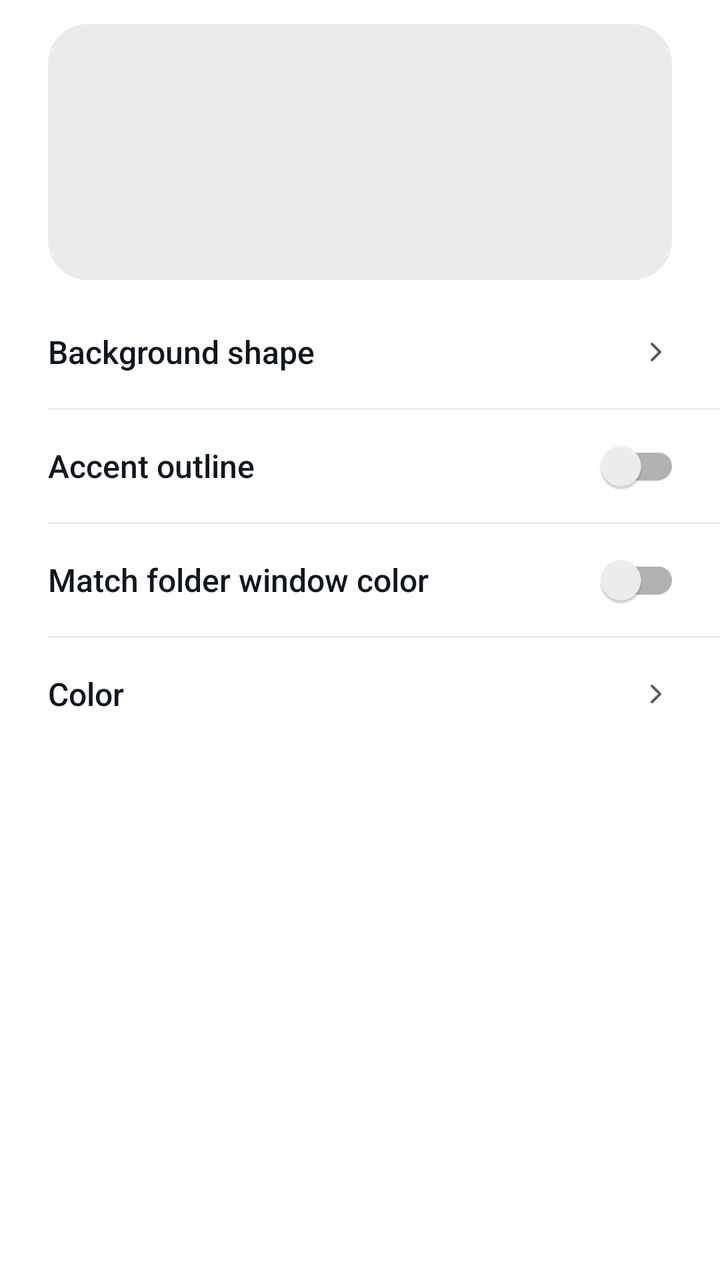
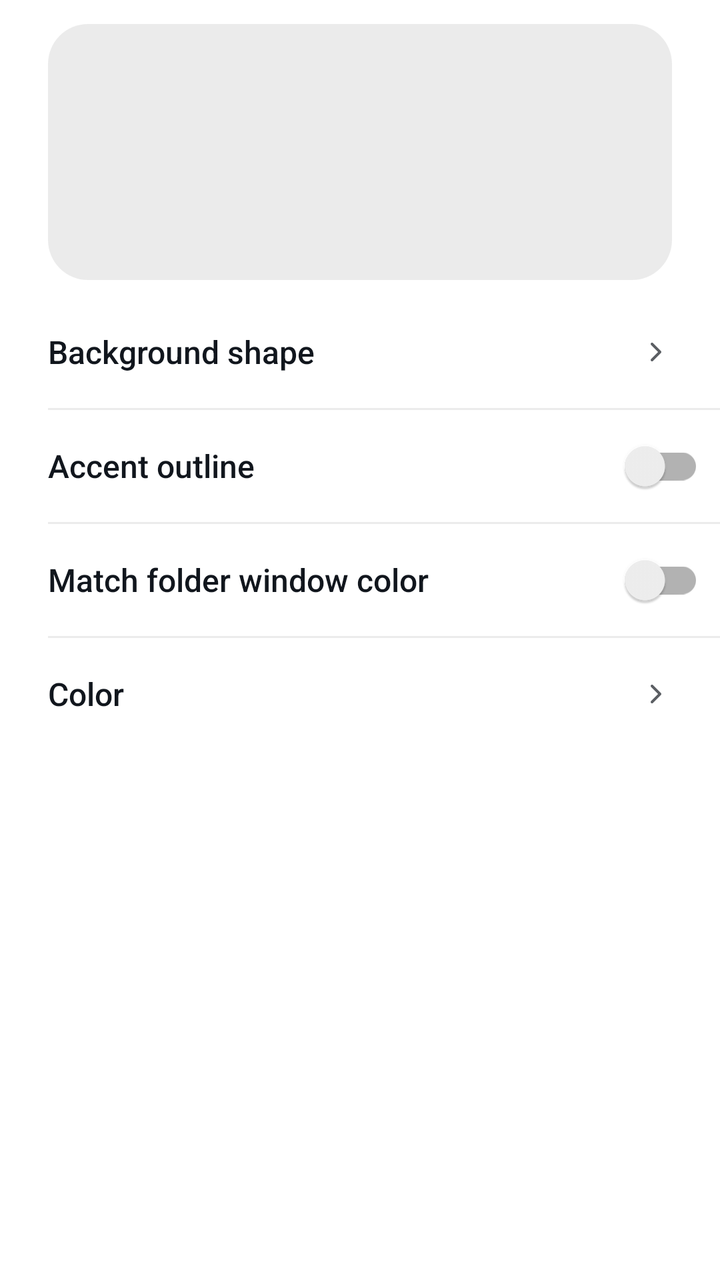

Compare the two renders of this Android layout. The source of the first and the diff that turns it into the second are given below.
<!-- AndroidManifest.xml: application theme Theme.Supernova -->
<!-- res/layout/dialog_folder_icon.xml -->
<?xml version="1.0" encoding="utf-8"?>
<LinearLayout xmlns:android="http://schemas.android.com/apk/res/android"
    xmlns:app="http://schemas.android.com/apk/res-auto"
    android:layout_width="match_parent"
    android:layout_height="wrap_content"
    android:orientation="vertical"
    android:paddingTop="@dimen/space_ms"
    android:paddingBottom="@dimen/space_xs">

    <FrameLayout
        android:layout_width="match_parent"
        android:layout_height="128dp"
        android:layout_marginHorizontal="@dimen/space_lg"
        android:layout_marginBottom="@dimen/space_sm"
        android:background="@drawable/bg_settings_preview">

        <ImageView
            android:id="@+id/folderIconPreview"
            android:layout_width="80dp"
            android:layout_height="80dp"
            android:layout_gravity="center"
            android:importantForAccessibility="no" />
    </FrameLayout>

    <LinearLayout
        android:id="@+id/shapeRow"
        android:layout_width="match_parent"
        android:layout_height="wrap_content"
        android:background="?attr/selectableItemBackground"
        android:gravity="center_vertical"
        android:minHeight="56dp"
        android:orientation="horizontal"
        android:paddingStart="@dimen/space_lg"
        android:paddingEnd="@dimen/space_sm">

        <TextView
            android:layout_width="0dp"
            android:layout_height="wrap_content"
            android:layout_weight="1"
            android:fontFamily="sans-serif-medium"
            android:text="@string/folder_icon_shape"
            android:textColor="@color/textPrimary"
            android:textSize="@dimen/text_body" />

        <TextView
            android:id="@+id/shapeValue"
            android:layout_width="wrap_content"
            android:layout_height="wrap_content"
            android:layout_marginStart="@dimen/space_md"
            android:ellipsize="end"
            android:maxWidth="140dp"
            android:maxLines="1"
            android:textColor="@color/textSecondary"
            android:textSize="@dimen/text_secondary" />

        <ImageView
            android:layout_width="48dp"
            android:layout_height="20dp"
            android:layout_marginStart="@dimen/space_sm"
            android:importantForAccessibility="no"
            android:paddingHorizontal="@dimen/space_md"
            android:src="@drawable/ic_settings_chevron"
            app:tint="@color/textSecondary" />
    </LinearLayout>

    <View
        android:layout_width="match_parent"
        android:layout_height="1dp"
        android:layout_marginStart="@dimen/space_lg"
        android:background="@color/settingsDivider" />

    <LinearLayout
        android:id="@+id/outlineRow"
        android:layout_width="match_parent"
        android:layout_height="wrap_content"
        android:background="?attr/selectableItemBackground"
        android:gravity="center_vertical"
        android:minHeight="56dp"
        android:orientation="horizontal"
        android:paddingStart="@dimen/space_lg"
        android:paddingEnd="@dimen/space_sm">

        <TextView
            android:layout_width="0dp"
            android:layout_height="wrap_content"
            android:layout_weight="1"
            android:fontFamily="sans-serif-medium"
            android:text="@string/folder_icon_outline"
            android:textColor="@color/textPrimary"
            android:textSize="@dimen/text_body" />

        <androidx.appcompat.widget.SwitchCompat
            android:id="@+id/outlineCheck"
            android:layout_width="wrap_content"
            android:layout_height="wrap_content"
            android:layout_marginStart="@dimen/space_md"
            android:layout_marginEnd="@dimen/space_ms"
            android:clickable="false"
            android:focusable="false" />
    </LinearLayout>

    <View
        android:layout_width="match_parent"
        android:layout_height="1dp"
        android:layout_marginStart="@dimen/space_lg"
        android:background="@color/settingsDivider" />

    <LinearLayout
        android:id="@+id/matchColorRow"
        android:layout_width="match_parent"
        android:layout_height="wrap_content"
        android:background="?attr/selectableItemBackground"
        android:gravity="center_vertical"
        android:minHeight="56dp"
        android:orientation="horizontal"
        android:paddingStart="@dimen/space_lg"
        android:paddingEnd="@dimen/space_sm">

        <TextView
            android:layout_width="0dp"
            android:layout_height="wrap_content"
            android:layout_weight="1"
            android:fontFamily="sans-serif-medium"
            android:text="@string/folder_match_window_color"
            android:textColor="@color/textPrimary"
            android:textSize="@dimen/text_body" />

        <androidx.appcompat.widget.SwitchCompat
            android:id="@+id/matchColorCheck"
            android:layout_width="wrap_content"
            android:layout_height="wrap_content"
            android:layout_marginStart="@dimen/space_md"
            android:layout_marginEnd="@dimen/space_ms"
            android:clickable="false"
            android:focusable="false" />
    </LinearLayout>

    
    <View
        android:id="@+id/colorDivider"
        android:layout_width="match_parent"
        android:layout_height="1dp"
        android:layout_marginStart="@dimen/space_lg"
        android:background="@color/settingsDivider" />

    <LinearLayout
        android:id="@+id/colorRow"
        android:layout_width="match_parent"
        android:layout_height="wrap_content"
        android:background="?attr/selectableItemBackground"
        android:gravity="center_vertical"
        android:minHeight="56dp"
        android:orientation="horizontal"
        android:paddingStart="@dimen/space_lg"
        android:paddingEnd="@dimen/space_sm">

        <TextView
            android:layout_width="0dp"
            android:layout_height="wrap_content"
            android:layout_weight="1"
            android:fontFamily="sans-serif-medium"
            android:text="@string/folder_plate_color"
            android:textColor="@color/textPrimary"
            android:textSize="@dimen/text_body" />

        <TextView
            android:id="@+id/colorValue"
            android:layout_width="wrap_content"
            android:layout_height="wrap_content"
            android:layout_marginStart="@dimen/space_md"
            android:ellipsize="end"
            android:maxWidth="140dp"
            android:maxLines="1"
            android:textColor="@color/textSecondary"
            android:textSize="@dimen/text_secondary" />

        <ImageView
            android:layout_width="48dp"
            android:layout_height="20dp"
            android:layout_marginStart="@dimen/space_sm"
            android:importantForAccessibility="no"
            android:paddingHorizontal="@dimen/space_md"
            android:src="@drawable/ic_settings_chevron"
            app:tint="@color/textSecondary" />
    </LinearLayout>

</LinearLayout>
<!-- resources referenced by this layout -->
<resources>
  <color name="settingsDivider">#14000000</color>
  <color name="textPrimary">#11161D</color>
  <color name="textSecondary">#B011161D</color>
  <dimen name="space_lg">24dp</dimen>
  <dimen name="space_md">16dp</dimen>
  <dimen name="space_ms">12dp</dimen>
  <dimen name="space_sm">8dp</dimen>
  <dimen name="space_xs">4dp</dimen>
  <dimen name="text_body">16sp</dimen>
  <dimen name="text_secondary">14sp</dimen>
  <!-- drawable bg_settings_preview (drawable) -->
  <?xml version="1.0" encoding="utf-8"?>
  <shape xmlns:android="http://schemas.android.com/apk/res/android" android:shape="rectangle">
      <corners android:radius="20dp" />
      <solid android:color="@color/settingsPillBg" />
  </shape>
  <string name="folder_icon_outline">Accent outline</string>
  <string name="folder_icon_shape">Background shape</string>
  <string name="folder_match_window_color">Match folder window color</string>
  <string name="folder_plate_color">Color</string>
  <color name="settingsPillBg">#14000000</color>
  <color name="accent">#2E89FF</color>
  <color name="rippleHighlight">#1A000000</color>
  <color name="accentBlueText">@color/accentBlue</color>
  <style name="Widget.Supernova.CheckBox" parent="Widget.MaterialComponents.CompoundButton.CheckBox">
          <item name="android:button">@drawable/checkbox_box</item>
          <item name="buttonCompat">@drawable/checkbox_box</item>
          <item name="buttonIcon">@null</item>
          <item name="buttonTint">@null</item>
          <item name="useMaterialThemeColors">false</item>
          <item name="android:textColor">@color/textPrimary</item>
      </style>
  <style name="Widget.Supernova.RadioButton" parent="Widget.MaterialComponents.CompoundButton.RadioButton">
          <item name="buttonTint">@color/selection_control_tint</item>
          <item name="android:textColor">@color/textPrimary</item>
      </style>
  <style name="Widget.Supernova.Switch" parent="Widget.MaterialComponents.CompoundButton.Switch">
          <item name="android:textColor">@color/textPrimary</item>
      </style>
  <color name="surface">#FFFFFF</color>
  <color name="onAccent">#FFFFFFFF</color>
  <color name="accentBlue">#2E89FF</color>
  <color name="raised">#FFFFFF</color>
  <style name="ShapeAppearanceOverlay.Supernova.Dialog" parent="">
          <item name="cornerFamily">rounded</item>
          <item name="cornerSize">28dp</item>
      </style>
  <style name="TextAppearance.Supernova.DialogTitle" parent="MaterialAlertDialog.MaterialComponents.Title.Text">
          <item name="android:textColor">@color/textPrimary</item>
          <item name="android:textSize">@dimen/text_headline</item>
          <item name="android:fontFamily">sans-serif-medium</item>
      </style>
  <style name="TextAppearance.Supernova.DialogBody" parent="MaterialAlertDialog.MaterialComponents.Body.Text">
          <item name="android:textColor">@color/textSecondary</item>
          <item name="android:textSize">@dimen/text_body</item>
          <item name="android:lineSpacingMultiplier">1.15</item>
      </style>
  <!-- drawable bg_dialog_window (drawable) -->
  <?xml version="1.0" encoding="utf-8"?>
  <inset xmlns:android="http://schemas.android.com/apk/res/android"
      android:insetLeft="24dp"
      android:insetRight="24dp"
      android:insetTop="16dp"
      android:insetBottom="16dp">
      <shape android:shape="rectangle">
          <corners android:radius="28dp" />
          <solid android:color="@color/raised" />
      </shape>
  </inset>
  <dimen name="text_headline">24sp</dimen>
  <style name="ShapeAppearanceOverlay.Supernova.BottomSheet" parent="">
          <item name="cornerFamily">rounded</item>
          <item name="cornerSizeTopLeft">28dp</item>
          <item name="cornerSizeTopRight">28dp</item>
          <item name="cornerSizeBottomLeft">0dp</item>
          <item name="cornerSizeBottomRight">0dp</item>
      </style>
  <!-- unchanged entries left out for length: 12 -->
</resources>

<!-- the commit's change to res/layout/dialog_folder_icon.xml (unified diff, before → after) -->
@@ -94,7 +94,6 @@
             android:layout_width="wrap_content"
             android:layout_height="wrap_content"
             android:layout_marginStart="@dimen/space_md"
-            android:layout_marginEnd="@dimen/space_ms"
             android:clickable="false"
             android:focusable="false" />
     </LinearLayout>
@@ -130,7 +129,6 @@
             android:layout_width="wrap_content"
             android:layout_height="wrap_content"
             android:layout_marginStart="@dimen/space_md"
-            android:layout_marginEnd="@dimen/space_ms"
             android:clickable="false"
             android:focusable="false" />
     </LinearLayout>
